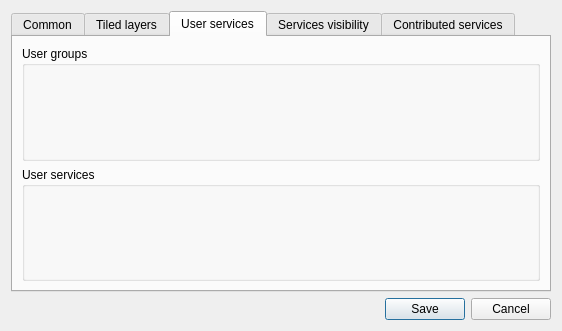
Qt form src/settings_dialog_base.ui (nextgis/quickmapservices) before a commit.
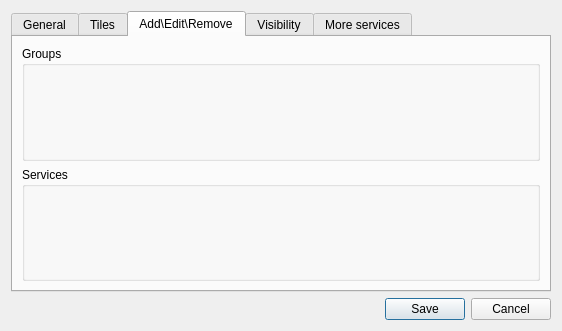
The same form after that commit. The open tabs and pages were chosen to show the change. Custom widgets are drawn as their Qt base class.

Commit message: Rename settings tabs

```diff
--- a/src/settings_dialog_base.ui
+++ b/src/settings_dialog_base.ui
@@ -21,7 +21,7 @@
      </property>
      <widget class="QWidget" name="tabCommon">
       <attribute name="title">
-       <string>Common</string>
+       <string>General</string>
       </attribute>
       <layout class="QFormLayout" name="formLayout_2">
        <item row="0" column="0">
@@ -70,7 +70,7 @@
      </widget>
      <widget class="QWidget" name="tabTiledLayers">
       <attribute name="title">
-       <string>Tiled layers</string>
+       <string>Tiles</string>
       </attribute>
       <layout class="QVBoxLayout" name="verticalLayout_3">
        <item>
@@ -180,20 +180,20 @@
      </widget>
      <widget class="QWidget" name="tab">
       <attribute name="title">
-       <string>User services</string>
+       <string>Add\Edit\Remove</string>
       </attribute>
       <layout class="QVBoxLayout" name="verticalLayout_4">
        <item>
         <widget class="UserGroupsBox" name="groupBox">
          <property name="title">
-          <string>User groups</string>
+          <string>Groups</string>
          </property>
         </widget>
        </item>
        <item>
         <widget class="UserServicesBox" name="groupBox_2">
          <property name="title">
-          <string>User services</string>
+          <string>Services</string>
          </property>
         </widget>
        </item>
@@ -201,7 +201,7 @@
      </widget>
      <widget class="QWidget" name="tabServicesVisibility">
       <attribute name="title">
-       <string>Services visibility</string>
+       <string>Visibility</string>
       </attribute>
       <layout class="QVBoxLayout" name="vLayoutTabServicesVisibility">
        <property name="spacing">
@@ -255,7 +255,7 @@
        <bool>true</bool>
       </property>
       <attribute name="title">
-       <string>Contributed services</string>
+       <string>More services</string>
       </attribute>
       <layout class="QVBoxLayout" name="verticalLayout_2">
        <item>
```
Left out of the diff: 2 changed lines with no effect on the pictures. The commit also changes 3 other files.
